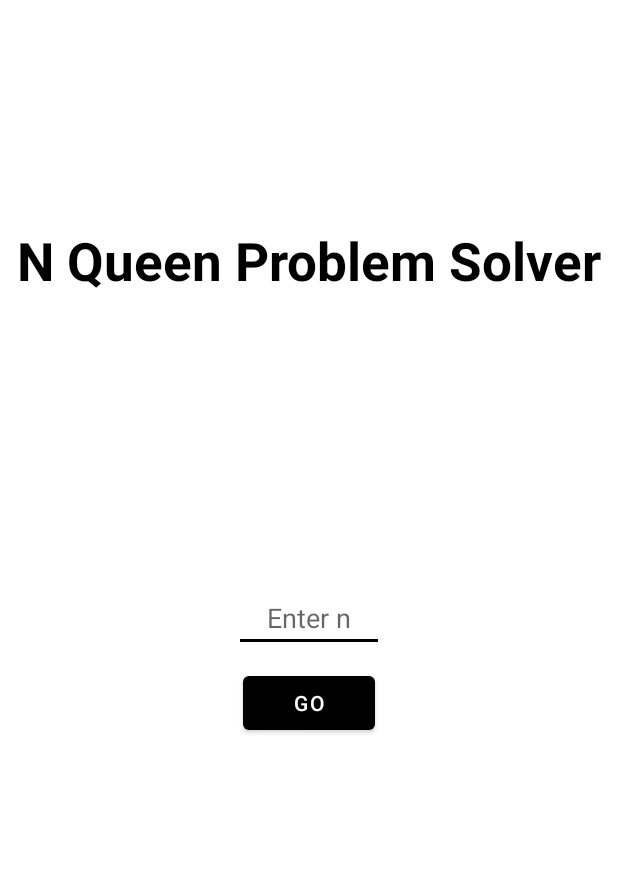
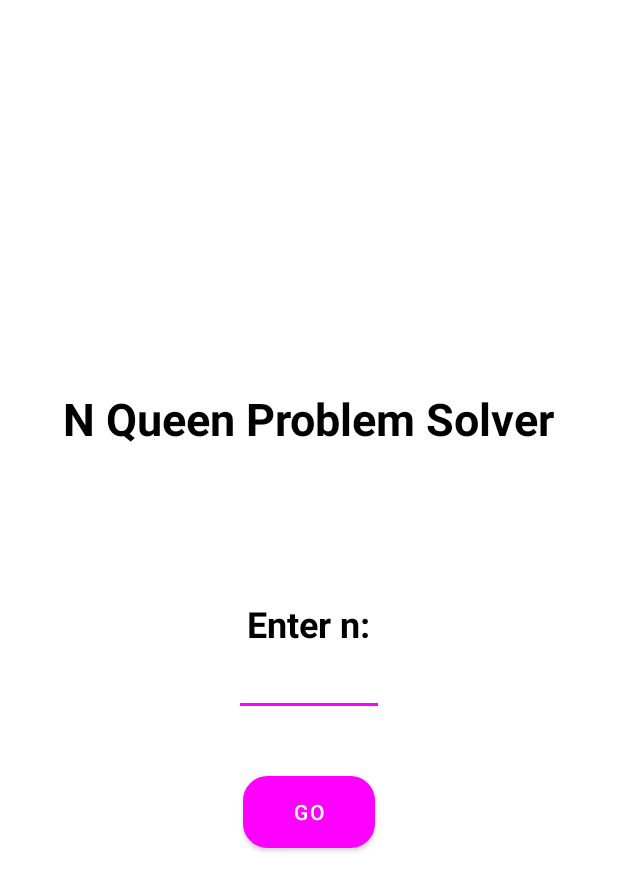
Before and after one commit to 18ucs096/NQueen_Problem_Solver, an Android app: the layout activity_main.xml on its own in the app's theme, with its tools: preview values and no code run, on a phone screen of 412 x 824 dp. Shown: the top 891 px of the screen. Run offline under Robolectric (Android 15) with nearby library versions, the phone set to English and light mode, and no system bars.

```diff
--- a/app/src/main/java/com/example/myapplication/MainActivity.java
+++ b/app/src/main/java/com/example/nqueen/MainActivity.java
@@ -1,4 +1,4 @@
-package com.example.myapplication;
+package com.example.nqueen;
 
 import androidx.appcompat.app.AppCompatActivity;
 
@@ -8,6 +8,8 @@ import android.view.View;
 import android.widget.Button;
 import android.widget.EditText;
 import android.widget.Toast;
+
+import com.example.nqueen.R;
 
 public class MainActivity extends AppCompatActivity {
 
--- /dev/null
+++ b/app/src/main/res/drawable-v24/backbtn.xml
@@ -0,0 +1,18 @@
+<?xml version="1.0" encoding="utf-8"?>
+<selector xmlns:android="http://schemas.android.com/apk/res/android">
+    <item>
+        <shape
+            android:shape="rectangle">
+
+            <solid
+                android:color="@color/white"/>
+
+            <stroke
+                android:color="@color/black"
+                android:width="2dp" />
+
+            <corners
+                android:radius="15dp" />
+        </shape>
+    </item>
+</selector>
--- a/app/src/main/res/layout/activity_main.xml
+++ b/app/src/main/res/layout/activity_main.xml
@@ -1,11 +1,14 @@
 <?xml version="1.0" encoding="utf-8"?>
-<RelativeLayout
+<LinearLayout
     xmlns:android="http://schemas.android.com/apk/res/android"
     xmlns:app="http://schemas.android.com/apk/res-auto"
     xmlns:tools="http://schemas.android.com/tools"
     android:layout_width="match_parent"
     android:layout_height="match_parent"
-    tools:context=".MainActivity">
+    android:orientation="vertical"
+    android:layout_gravity="center"
+    android:gravity="center"
+    tools:context="com.example.nqueen.MainActivity">
 
     <TextView
         android:layout_width="wrap_content"
@@ -13,28 +16,46 @@
         android:textColor="@color/black"
         android:text="@string/app_name"
         android:layout_centerHorizontal="true"
-        android:textSize="35sp"
-        android:textStyle="bold"
-        android:layout_marginTop="150dp">
+        android:textSize="30sp"
+        android:textStyle="bold">
     </TextView>
 
-    <EditText
-        android:id="@+id/inputn"
-        android:layout_width="100dp"
-        android:hint="Enter n"
-        android:gravity="center"
+    <LinearLayout
+        android:layout_width="wrap_content"
         android:layout_height="wrap_content"
-        android:layout_centerInParent="true">
-    </EditText>
+        android:id="@+id/linlay"
+        android:layout_marginTop="100dp"
+        android:orientation="vertical">
+
+        <TextView
+            android:layout_width="wrap_content"
+            android:layout_height="wrap_content"
+            android:text="Enter n:"
+            android:layout_gravity="center"
+            android:textSize="24sp"
+            android:textColor="@color/black"
+            android:textStyle="bold">
+        </TextView>
+
+        <EditText
+            android:id="@+id/inputn"
+            android:layout_width="100dp"
+            android:layout_gravity="center"
+            android:gravity="center"
+            android:inputType="number"
+            android:ems="6"
+            android:layout_height="wrap_content">
+        </EditText>
+
+    </LinearLayout>
 
     <Button
         android:id="@+id/gobtn"
-        android:layout_marginTop="10dp"
+        android:background="@drawable/backbtn"
+        android:layout_marginTop="40dp"
         android:layout_width="wrap_content"
         android:layout_height="wrap_content"
-        android:layout_centerInParent="true"
-        android:layout_below="@+id/inputn"
         android:text="GO">
     </Button>
 
-</RelativeLayout>
+</LinearLayout>
--- a/app/src/main/res/values-night/themes.xml
+++ b/app/src/main/res/values-night/themes.xml
@@ -1,14 +1,14 @@
 <resources xmlns:tools="http://schemas.android.com/tools">
     <!-- Base application theme. -->
-    <style name="Theme.Offloading" parent="Theme.MaterialComponents.DayNight.DarkActionBar">
+    <style name="Theme.Offloading" parent="Theme.MaterialComponents.Light.NoActionBar">
         <!-- Primary brand color. -->
-        <item name="colorPrimary">@color/black</item>
-        <item name="colorPrimaryVariant">@color/black</item>
-        <item name="colorOnPrimary">@color/black</item>
+        <item name="colorPrimary">@color/fuchsia</item>
+        <item name="colorPrimaryVariant">@color/fuchsia</item>
+        <item name="colorOnPrimary">@color/white</item>
         <!-- Secondary brand color. -->
-        <item name="colorSecondary">@color/black</item>
-        <item name="colorSecondaryVariant">@color/black</item>
-        <item name="colorOnSecondary">@color/black</item>
+        <item name="colorSecondary">@color/fuchsia</item>
+        <item name="colorSecondaryVariant">@color/fuchsia</item>
+        <item name="colorOnSecondary">@color/fuchsia</item>
         <!-- Status bar color. -->
         <item name="android:statusBarColor" tools:targetApi="l">?attr/colorPrimaryVariant</item>
         <!-- Customize your theme here. -->
--- a/app/src/main/res/values/themes.xml
+++ b/app/src/main/res/values/themes.xml
@@ -1,14 +1,14 @@
 <resources xmlns:tools="http://schemas.android.com/tools">
     <!-- Base application theme. -->
-    <style name="Theme.Offloading" parent="Theme.MaterialComponents.DayNight.DarkActionBar">
+    <style name="Theme.Offloading" parent="Theme.MaterialComponents.Light.NoActionBar">
         <!-- Primary brand color. -->
-        <item name="colorPrimary">@color/black</item>
-        <item name="colorPrimaryVariant">@color/black</item>
+        <item name="colorPrimary">@color/fuchsia</item>
+        <item name="colorPrimaryVariant">@color/fuchsia</item>
         <item name="colorOnPrimary">@color/white</item>
         <!-- Secondary brand color. -->
-        <item name="colorSecondary">@color/black</item>
-        <item name="colorSecondaryVariant">@color/black</item>
-        <item name="colorOnSecondary">@color/black</item>
+        <item name="colorSecondary">@color/fuchsia</item>
+        <item name="colorSecondaryVariant">@color/fuchsia</item>
+        <item name="colorOnSecondary">@color/fuchsia</item>
         <!-- Status bar color. -->
         <item name="android:statusBarColor" tools:targetApi="l">?attr/colorPrimaryVariant</item>
         <!-- Customize your theme here. -->
```
Also changed, not shown: app/src/main/AndroidManifest.xml (+8 -5 lines), app/src/main/java/com/example/nqueen/NQueenProblem.java (renamed from app/src/main/java/com/example/myapplication/NQueenProblem.java, +30 -3 lines), app/src/main/java/com/example/nqueen/SecondActivity.java (renamed from app/src/main/java/com/example/myapplication/SecondActivity.java, +6 -5 lines), app/src/main/res/layout/activity_second.xml (+16 -9 lines), app/src/main/res/drawable/blackqueen.png (added), app/src/main/res/drawable/queen.png (added), app/src/main/res/drawable/whitequeen.png (added), app/src/main/res/mipmap-hdpi/logo.jpeg (added), app/src/main/res/mipmap-mdpi/logo.jpeg (added), app/src/main/res/mipmap-xhdpi/logo.jpeg (added), app/src/main/res/mipmap-xxhdpi/logo.jpeg (added), app/src/main/res/mipmap-xxxhdpi/logo.jpeg (added), 4 other files.
